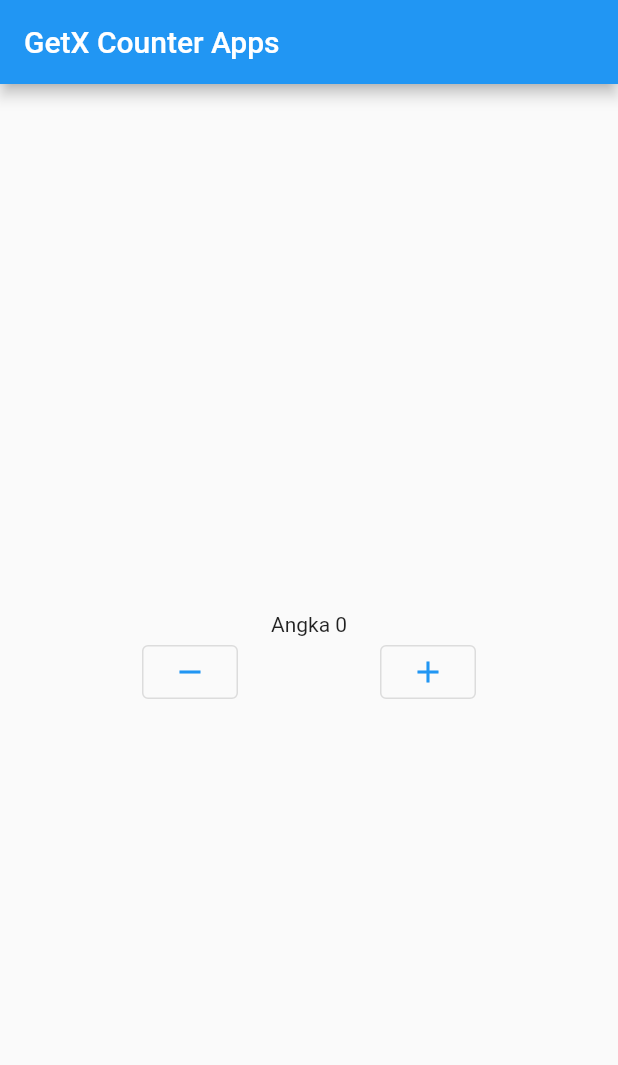
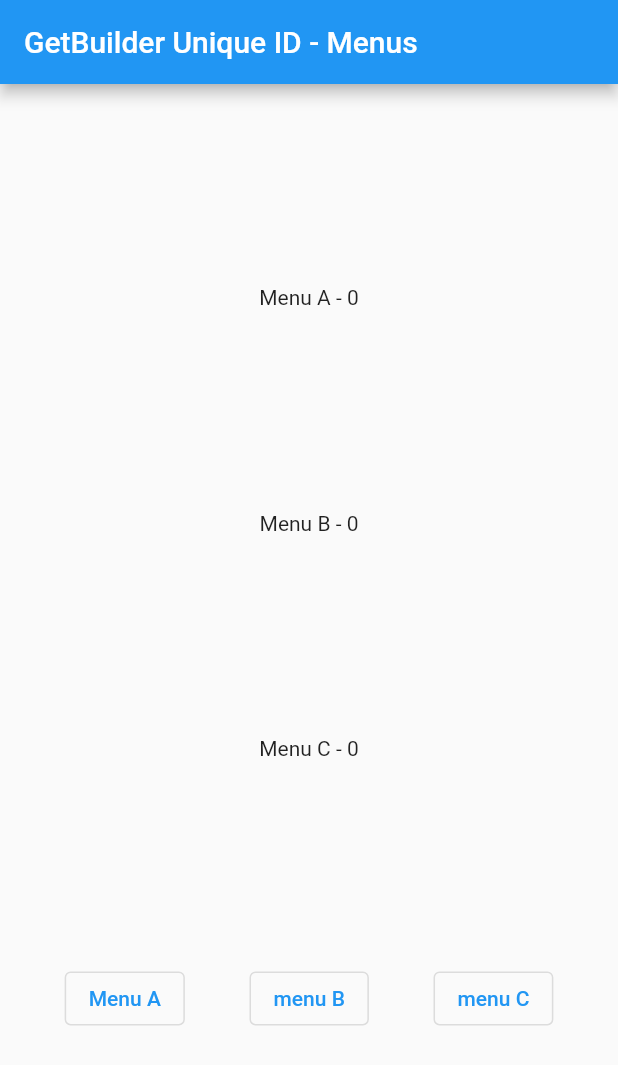
Before and after one commit to 0x1m4o/Flutter-GetX, a Flutter app: the screen it shows after launch, on a phone screen of 412 x 824 dp. Shown: the top 1065 px of the screen. Run offline on Flutter 3.47's test engine with Material 2 defaults, Android fonts, the phone set to English and light mode, and no system bars; our stand-ins replace get.

Commit message:
GetX Unique ID

```diff
--- /dev/null
+++ b/lib/controllers/count_controller.dart
@@ -0,0 +1,15 @@
+import 'package:get/get.dart';
+
+class CounterController extends GetxController {
+  Map<String, int> menu = {'menuA': 0, 'menuB': 0, 'menuC': 0};
+
+  void add({id}) {
+    menu.update('$id', (value) => value += 1);
+    update(['$id']);
+  }
+
+  void minus({id}) {
+    menu.update('$id', (value) => value -= 1);
+    update(['$id']);
+  }
+}
--- a/lib/controllers/people_controller.dart
+++ b/lib/getx-kuldii/lesson-2/controllers/people_controller.dart
@@ -1,4 +1,4 @@
-import 'package:flutter_getx/models/people.dart';
+import '../models/people.dart';
 import 'package:get/get.dart';
 
 class PeopleController extends GetxController {
--- a/lib/main.dart
+++ b/lib/main.dart
@@ -1,101 +1,71 @@
 import 'package:flutter/material.dart';
-import './controllers/counter_controller.dart';
-import 'package:flutter_getx/controllers/people_controller.dart';
-import './models/people.dart';
 import 'package:get/get.dart';
+import './controllers/count_controller.dart';
 
 void main() {
   runApp(MyApp());
 }
 
 class MyApp extends StatelessWidget {
+  const MyApp({super.key});
+
   @override
   Widget build(BuildContext context) {
     return MaterialApp(
-      home: HomePage(),
+      home: MyHomePage(),
     );
   }
 }
 
-class HomePage extends StatelessWidget {
-  var people = Get.put(PeopleController());
-  final controller = Get.put(CounterController());
-  final inputName = TextEditingController();
+class MyHomePage extends StatelessWidget {
+  const MyHomePage({super.key});
 
   @override
   Widget build(BuildContext context) {
     return Scaffold(
       appBar: AppBar(
-        title: const Text('GetX Counter Apps'),
+        title: Text('GetBuilder Unique ID - Menus'),
       ),
       body: Center(
         child: Column(
-          mainAxisAlignment: MainAxisAlignment.center,
+          mainAxisAlignment: MainAxisAlignment.spaceEvenly,
           children: [
-            /// Using OBX Widget
-
-            // Obx(() => Text(
-            //       'Nama ${people.peopleController.value.name}',
-            //       style: const TextStyle(fontSize: 30),
-            //     )),
-            // SizedBox(
-            //   height: 25,
-            // ),
-            // Padding(
-            //   padding: const EdgeInsets.symmetric(horizontal: 20),
-            //   child: Column(
-            //     children: [
-            //       TextField(
-            //           controller: inputName,
-            //           onChanged: (value) =>
-            //               people.peopleController.update((val) {
-            //                 people.peopleController.value.name = value;
-            //               })),
-            //       Container(
-            //         margin: EdgeInsets.only(top: 30),
-            //         width: double.infinity,
-            //         child: OutlinedButton(
-            //             onPressed: () => people.changeToUpperCase(),
-            //             child: Text('Uppercase Name')),
-            //       )
-            //     ],
-            //   ),
-            // ),
-
-            /// Using GetX Widget
-            // GetX<CounterController>(
-            //   init: CounterController(),
-            //   builder: (controller) {
-            //     return Column(
-            //       children: [
-            //         Text('Angka ${controller.counter.value}'),
-            //       ],
-            //     );
-            //   },
-            // ),
-
-            GetBuilder<CounterController>(
-              builder: (controller) {
-                return Column(
-                  children: [
-                    Text('Angka ${controller.counter}'),
-                  ],
-                );
-              },
+            GetBuilder(
+              id: 'menuA',
+              builder: (controller) =>
+                  Text('Menu A - ${controller.menu['menuA']}'),
+              init: CounterController(),
+            ),
+            GetBuilder(
+              id: 'menuB',
+              builder: (controller) =>
+                  Text('Menu B - ${controller.menu['menuB']}'),
+              init: CounterController(),
+            ),
+            GetBuilder(
+              id: 'menuC',
+              builder: (controller) =>
+                  Text('Menu C - ${controller.menu['menuC']}'),
+              init: CounterController(),
             ),
             Row(
               mainAxisAlignment: MainAxisAlignment.spaceEvenly,
               children: [
                 OutlinedButton(
-                  onPressed: () => controller.decrement(),
-                  child: const Icon(Icons.remove),
-                ),
+                    onPressed: () => Get.find<CounterController>().add(
+                          id: 'menuA',
+                        ),
+                    child: const Text('Menu A')),
                 OutlinedButton(
-                  onPressed: () => controller.increment(),
-                  child: const Icon(Icons.add),
-                ),
+                    onPressed: () =>
+                        Get.find<CounterController>().add(id: 'menuB'),
+                    child: const Text('menu B')),
+                OutlinedButton(
+                    onPressed: () =>
+                        Get.find<CounterController>().add(id: 'menuC'),
+                    child: const Text('menu C')),
               ],
-            ),
+            )
           ],
         ),
       ),
```
Also changed, not shown: lib/getx-kuldii/lesson-2/main.dart (added, +104 -0 lines), lib/getx-kuldii/lesson-2/controllers/counter_controller.dart (renamed from lib/controllers/counter_controller.dart), lib/getx-kuldii/lesson-2/models/people.dart (renamed from lib/models/people.dart).
